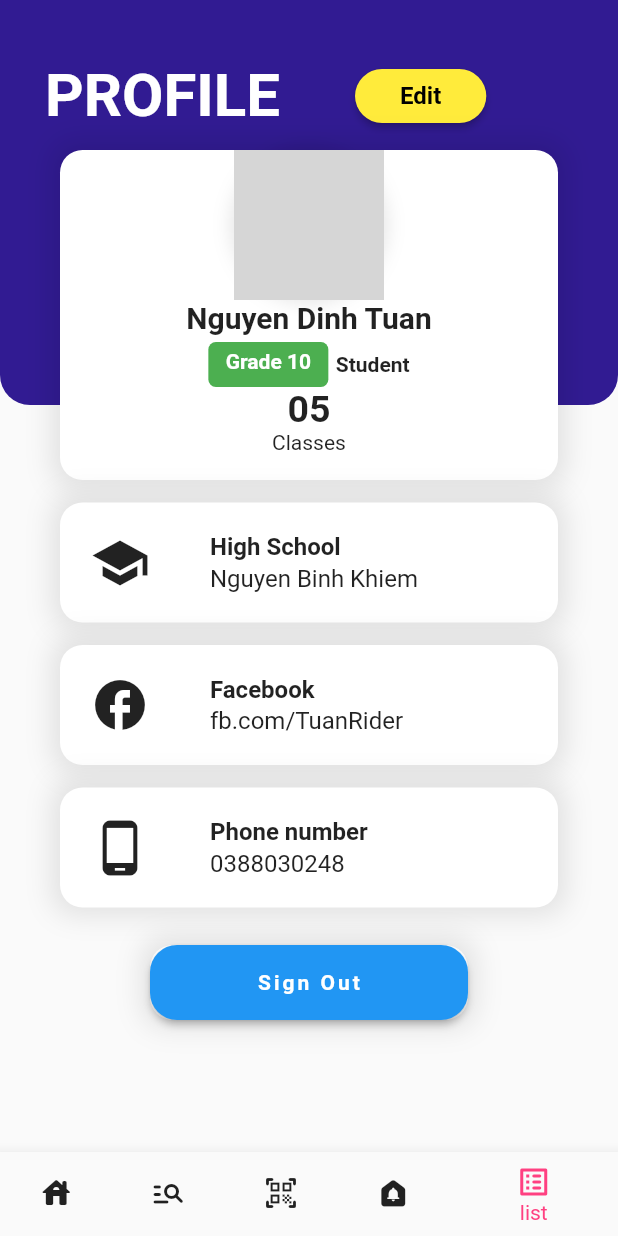
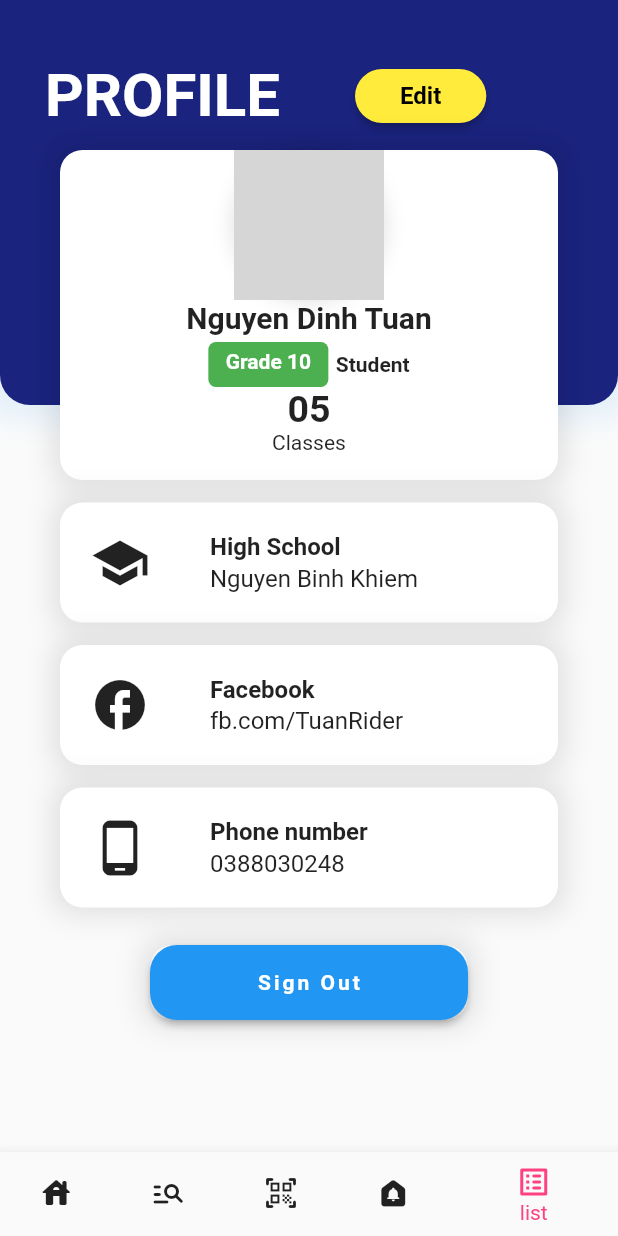
Before and after one commit to nguyenchiemdu/TESMA, a Flutter app: the screen it shows once a user with an empty profile is signed in, item 5 of the bottom bar chosen, on a phone screen of 412 x 824 dp. Run offline on Flutter 3.47's test engine with Material 2 defaults, Android fonts, the phone set to English and light mode, and no system bars; our stand-ins replace cloud_firestore, firebase_auth, firebase_core, google_sign_in; accounts and stored records are empty; network calls fail; grey boxes are pictures that could not be loaded.

Commit message:
push to branch profile again, code draft profile_screen

```diff
--- a/lib/views/main_screens/user_profile_screen/user_profile_screen.dart
+++ b/lib/views/main_screens/user_profile_screen/user_profile_screen.dart
@@ -15,8 +15,13 @@ class UserProfile extends StatelessWidget {
             child: Container(
               height: 300,
               decoration: BoxDecoration(
-                color: Colors.deepPurple[900],
-                borderRadius: BorderRadius.circular(20)
+                color: Colors.indigo[900],
+                borderRadius: BorderRadius.circular(20),
+                boxShadow: [BoxShadow(
+                  color: Colors.blue.withOpacity(0.1),
+                  blurRadius: 15,
+                  spreadRadius: 10,
+                )],
               ),
               child: Container(
                 padding: EdgeInsets.only(top: 70, left: 30),
@@ -138,7 +143,6 @@ class UserProfile extends StatelessWidget {
                 ),
                 Text(
                   'Classes',
-
                 )
               ],)
             ],),
```
